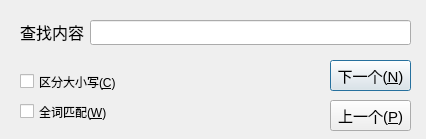
Above: src/panel/src/textfinddialog.ui from GXDE-OS/freewb before the change. Below: the same form after it.
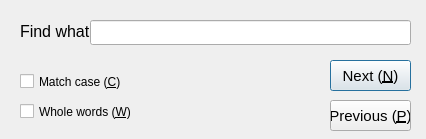
That is the form after the change.

Patch:
```diff
--- a/src/panel/src/textfinddialog.ui
+++ b/src/panel/src/textfinddialog.ui
@@ -31,7 +31,7 @@
     </font>
    </property>
    <property name="text">
-    <string>查找内容</string>
+    <string>Find what</string>
    </property>
   </widget>
   <widget class="QLineEdit" name="lineEdit">
@@ -62,7 +62,7 @@
     <enum>Qt::StrongFocus</enum>
    </property>
    <property name="text">
-    <string>下一个(&amp;N)</string>
+    <string>Next (&amp;N)</string>
    </property>
    <property name="shortcut">
     <string>N</string>
@@ -86,7 +86,7 @@
     <enum>Qt::StrongFocus</enum>
    </property>
    <property name="text">
-    <string>上一个(&amp;P)</string>
+    <string>Previous (&amp;P)</string>
    </property>
    <property name="shortcut">
     <string>P</string>
@@ -105,7 +105,7 @@
     <enum>Qt::StrongFocus</enum>
    </property>
    <property name="text">
-    <string>区分大小写(&amp;C)</string>
+    <string>Match case (&amp;C)</string>
    </property>
    <property name="shortcut">
     <string>C</string>
@@ -124,7 +124,7 @@
     <enum>Qt::StrongFocus</enum>
    </property>
    <property name="text">
-    <string>全词匹配(&amp;W)</string>
+    <string>Whole words (&amp;W)</string>
    </property>
    <property name="shortcut">
     <string>W</string>
```
